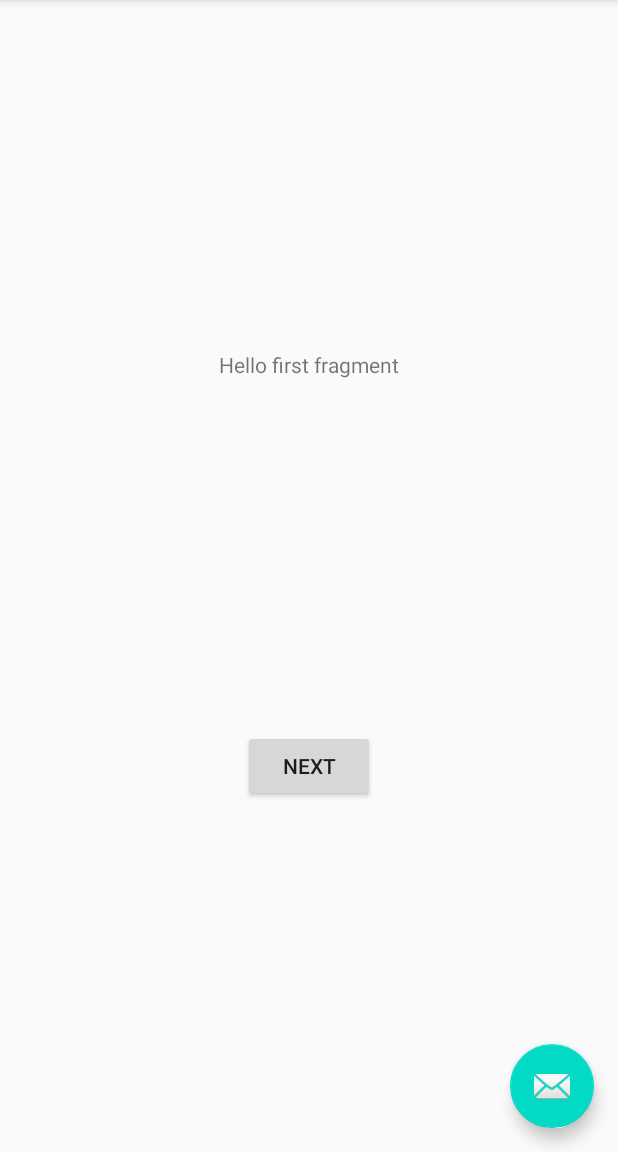
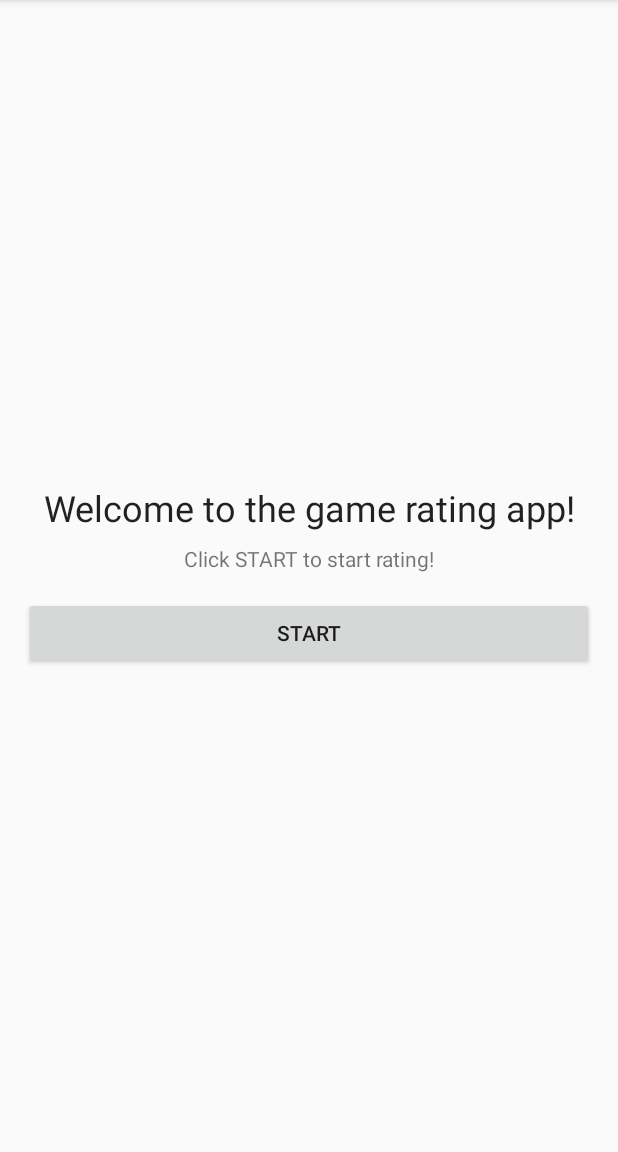
Before and after one commit to rickmix/MadLevel3Task1, an Android app: the screen it shows after launch (MainActivity), on a phone screen of 412 x 824 dp, the part 84-1236 px from its top. Run offline under Robolectric (Android 15) with nearby library versions, the phone set to English and light mode, and no system bars.

Commit message:
Added design of two fragments

```diff
--- a/app/src/main/java/com/example/madlevel3task1/MainActivity.kt
+++ b/app/src/main/java/com/example/madlevel3task1/MainActivity.kt
@@ -13,11 +13,6 @@ class MainActivity : AppCompatActivity() {
         super.onCreate(savedInstanceState)
         setContentView(R.layout.activity_main)
         setSupportActionBar(findViewById(R.id.toolbar))
-
-        findViewById<FloatingActionButton>(R.id.fab).setOnClickListener { view ->
-            Snackbar.make(view, "Replace with your own action", Snackbar.LENGTH_LONG)
-                    .setAction("Action", null).show()
-        }
     }
 
     override fun onCreateOptionsMenu(menu: Menu): Boolean {
--- a/app/src/main/java/com/example/madlevel3task1/FirstFragment.kt
+++ b/app/src/main/java/com/example/madlevel3task1/StartFragment.kt
@@ -7,25 +7,28 @@ import android.view.View
 import android.view.ViewGroup
 import android.widget.Button
 import androidx.navigation.fragment.findNavController
+import kotlinx.android.synthetic.main.fragment_start.*
 
 /**
  * A simple [Fragment] subclass as the default destination in the navigation.
  */
-class FirstFragment : Fragment() {
+class StartFragment : Fragment() {
 
     override fun onCreateView(
             inflater: LayoutInflater, container: ViewGroup?,
             savedInstanceState: Bundle?
     ): View? {
         // Inflate the layout for this fragment
-        return inflater.inflate(R.layout.fragment_first, container, false)
+        return inflater.inflate(R.layout.fragment_start, container, false)
     }
 
     override fun onViewCreated(view: View, savedInstanceState: Bundle?) {
         super.onViewCreated(view, savedInstanceState)
 
-        view.findViewById<Button>(R.id.button_first).setOnClickListener {
-            findNavController().navigate(R.id.action_FirstFragment_to_SecondFragment)
+        btn_start_rating.setOnClickListener {
+            findNavController().navigate(
+                R.id.action_startFragment_to_ratingFragment
+            )
         }
     }
 }
--- a/app/src/main/res/layout/activity_main.xml
+++ b/app/src/main/res/layout/activity_main.xml
@@ -22,12 +22,4 @@
 
     <include layout="@layout/content_main" />
 
-    <com.google.android.material.floatingactionbutton.FloatingActionButton
-        android:id="@+id/fab"
-        android:layout_width="wrap_content"
-        android:layout_height="wrap_content"
-        android:layout_gravity="bottom|end"
-        android:layout_margin="@dimen/fab_margin"
-        app:srcCompat="@android:drawable/ic_dialog_email" />
-
 </androidx.coordinatorlayout.widget.CoordinatorLayout>
--- a/app/src/main/res/layout/fragment_first.xml
+++ /dev/null
@@ -1,28 +0,0 @@
-<?xml version="1.0" encoding="utf-8"?>
-<androidx.constraintlayout.widget.ConstraintLayout xmlns:android="http://schemas.android.com/apk/res/android"
-    xmlns:app="http://schemas.android.com/apk/res-auto"
-    xmlns:tools="http://schemas.android.com/tools"
-    android:layout_width="match_parent"
-    android:layout_height="match_parent"
-    tools:context=".FirstFragment">
-
-    <TextView
-        android:id="@+id/textview_first"
-        android:layout_width="wrap_content"
-        android:layout_height="wrap_content"
-        android:text="@string/hello_first_fragment"
-        app:layout_constraintBottom_toTopOf="@id/button_first"
-        app:layout_constraintEnd_toEndOf="parent"
-        app:layout_constraintStart_toStartOf="parent"
-        app:layout_constraintTop_toTopOf="parent" />
-
-    <Button
-        android:id="@+id/button_first"
-        android:layout_width="wrap_content"
-        android:layout_height="wrap_content"
-        android:text="@string/next"
-        app:layout_constraintBottom_toBottomOf="parent"
-        app:layout_constraintEnd_toEndOf="parent"
-        app:layout_constraintStart_toStartOf="parent"
-        app:layout_constraintTop_toBottomOf="@id/textview_first" />
-</androidx.constraintlayout.widget.ConstraintLayout>
--- /dev/null
+++ b/app/src/main/res/layout/fragment_start.xml
@@ -0,0 +1,52 @@
+<?xml version="1.0" encoding="utf-8"?>
+<androidx.constraintlayout.widget.ConstraintLayout xmlns:android="http://schemas.android.com/apk/res/android"
+    xmlns:app="http://schemas.android.com/apk/res-auto"
+    xmlns:tools="http://schemas.android.com/tools"
+    android:layout_width="match_parent"
+    android:layout_height="match_parent"
+    tools:context=".StartFragment">
+
+    <TextView
+        android:id="@+id/txt_title"
+        style="@android:style/TextAppearance.Material.Headline"
+        android:layout_width="0dp"
+        android:layout_height="wrap_content"
+        android:layout_marginStart="16dp"
+        android:layout_marginEnd="16dp"
+        android:layout_marginBottom="8dp"
+        android:gravity="center_horizontal"
+        android:text="@string/title_text"
+        app:layout_constraintBottom_toTopOf="@+id/txt_header"
+        app:layout_constraintEnd_toEndOf="parent"
+        app:layout_constraintStart_toStartOf="parent"
+        app:layout_constraintTop_toTopOf="parent"
+        app:layout_constraintVertical_chainStyle="packed" />
+
+    <TextView
+        android:id="@+id/txt_header"
+        android:layout_width="0dp"
+        android:layout_height="wrap_content"
+
+        android:layout_marginStart="16dp"
+        android:layout_marginEnd="16dp"
+        android:layout_marginBottom="16dp"
+        android:gravity="center_horizontal"
+        android:text="@string/header_txt"
+        app:layout_constraintBottom_toTopOf="@+id/btn_start_rating"
+        app:layout_constraintEnd_toEndOf="parent"
+        app:layout_constraintStart_toStartOf="parent"
+        app:layout_constraintTop_toBottomOf="@+id/txt_title" />
+
+    <Button
+        android:id="@+id/btn_start_rating"
+        android:layout_width="0dp"
+        android:layout_height="wrap_content"
+        android:layout_marginStart="16dp"
+        android:layout_marginEnd="16dp"
+        android:text="@string/start_btn"
+        app:layout_constraintBottom_toBottomOf="parent"
+        app:layout_constraintEnd_toEndOf="parent"
+        app:layout_constraintStart_toStartOf="parent"
+        app:layout_constraintTop_toBottomOf="@+id/txt_header" />
+
+</androidx.constraintlayout.widget.ConstraintLayout>
--- a/app/src/main/res/navigation/nav_graph.xml
+++ b/app/src/main/res/navigation/nav_graph.xml
@@ -2,27 +2,21 @@
 <navigation xmlns:android="http://schemas.android.com/apk/res/android"
     xmlns:app="http://schemas.android.com/apk/res-auto"
     xmlns:tools="http://schemas.android.com/tools"
-    android:id="@+id/nav_graph"
-    app:startDestination="@id/FirstFragment">
+    android:id="@+id/nav_graph.xml"
+    app:startDestination="@id/startFragment">
 
     <fragment
-        android:id="@+id/FirstFragment"
-        android:name="com.example.madlevel3task1.FirstFragment"
-        android:label="@string/first_fragment_label"
-        tools:layout="@layout/fragment_first">
-
+        android:id="@+id/startFragment"
+        android:name="com.example.madlevel3task1.StartFragment"
+        android:label="fragment_start"
+        tools:layout="@layout/fragment_start" >
         <action
-            android:id="@+id/action_FirstFragment_to_SecondFragment"
-            app:destination="@id/SecondFragment" />
+            android:id="@+id/action_startFragment_to_ratingFragment"
+            app:destination="@id/ratingFragment" />
     </fragment>
     <fragment
-        android:id="@+id/SecondFragment"
-        android:name="com.example.madlevel3task1.SecondFragment"
-        android:label="@string/second_fragment_label"
-        tools:layout="@layout/fragment_second">
-
-        <action
-            android:id="@+id/action_SecondFragment_to_FirstFragment"
-            app:destination="@id/FirstFragment" />
-    </fragment>
+        android:id="@+id/ratingFragment"
+        android:name="com.example.madlevel3task1.RatingFragment"
+        android:label="fragment_rating"
+        tools:layout="@layout/fragment_rating" />
 </navigation>
--- a/app/src/main/res/values/strings.xml
+++ b/app/src/main/res/values/strings.xml
@@ -5,8 +5,10 @@
     <string name="first_fragment_label">First Fragment</string>
     <string name="second_fragment_label">Second Fragment</string>
     <string name="next">Next</string>
-    <string name="previous">Previous</string>
+    <string name="btn_summary">TO SUMMARY</string>
 
-    <string name="hello_first_fragment">Hello first fragment</string>
-    <string name="hello_second_fragment">Hello second fragment. Arg: %1$s</string>
+    <string name="title_text">Welcome to the game rating app!</string>
+    <string name="header_txt">Click START to start rating!</string>
+    <string name="start_btn">START</string>
+    <string name="title_text_rating">Rate the following game from 1 to 5 stars</string>
 </resources>
```
Also changed, not shown: app/src/main/java/com/example/madlevel3task1/RatingFragment.kt (renamed from app/src/main/java/com/example/madlevel3task1/SecondFragment.kt, +2 -6 lines), app/src/main/res/layout/fragment_rating.xml (added, +58 -0 lines), app/src/main/res/layout/fragment_second.xml (deleted, +0 -27 lines).
